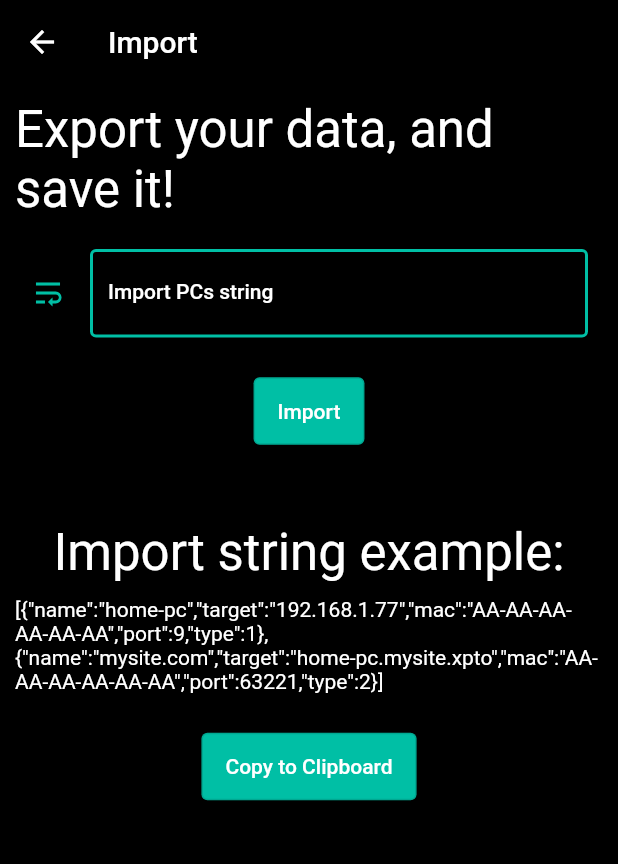
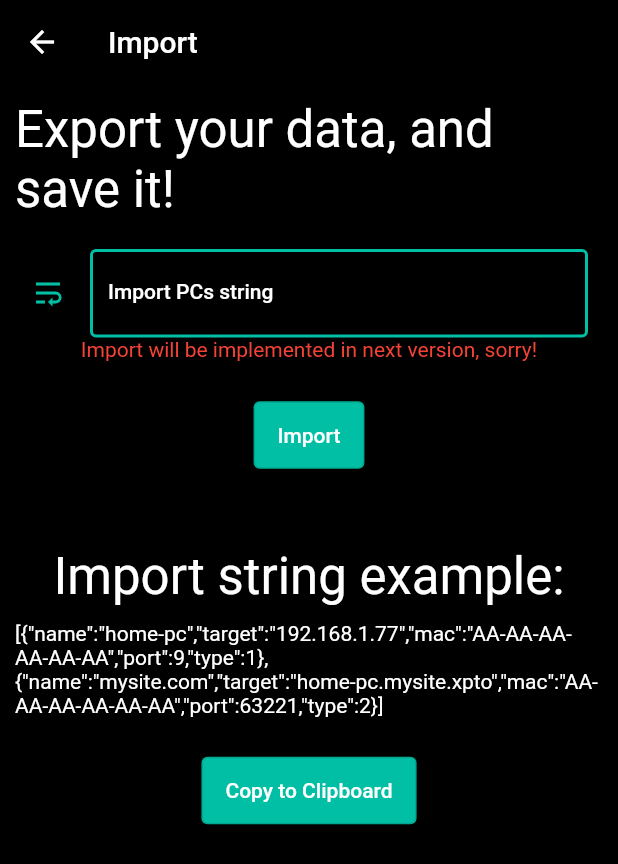
Before and after one commit to CodeGlitch/WakeUpDash, a Flutter app: the ImportScreen screen opened directly, on a phone screen of 412 x 824 dp. Shown: the top 864 px of the screen. Run offline on Flutter 3.47's test engine with Material 2 defaults, Android fonts, the phone set to English and light mode, and no system bars; our stand-ins replace shared_preferences, url_launcher_web; missing offline and left inert: shared_preferences_web; accounts and stored records are empty.

Commit message:
import not done warning!

```diff
--- a/lib/screen/import/import.dart
+++ b/lib/screen/import/import.dart
@@ -65,6 +65,8 @@ class _ImportScreenState extends State<ImportScreen> {
                       ? inputImportValidatorMsg
                       : null,
                 ),
+                Text("Import will be implemented in next version, sorry!",
+                    style: TextStyle(color: Colors.red)),
 
                 ///TODO: add checkbox to append or override app content
                 ButtonPadding(
```
